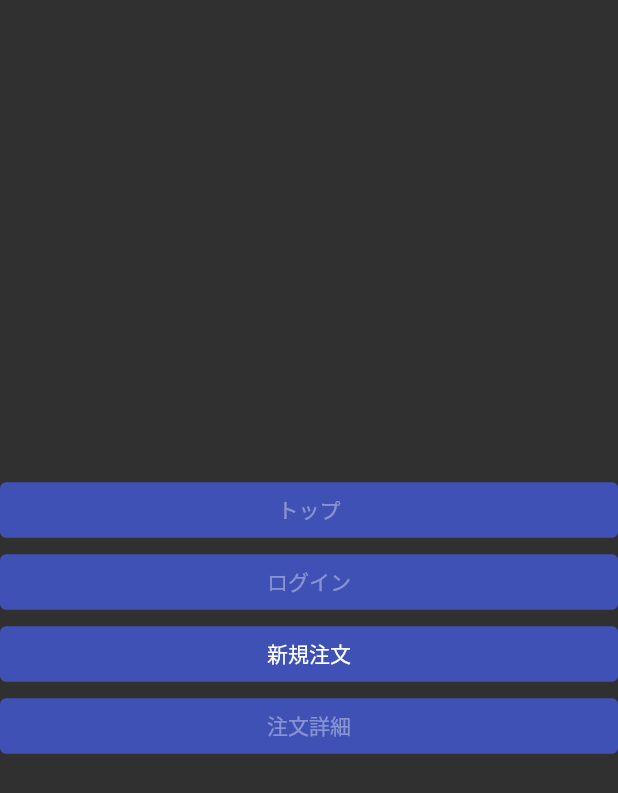
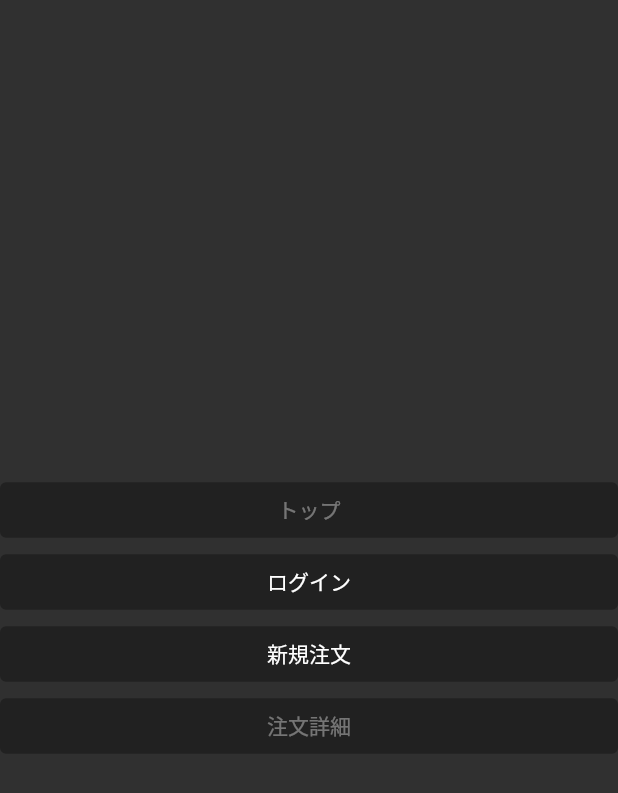
Before and after one commit to tentairikigaku/deliveryservice, a Flutter app: the screen it shows after launch, on a phone screen of 412 x 824 dp. Shown: the top 793 px of the screen. Run offline on Flutter 3.47's test engine with Material 2 defaults, Android fonts, the phone set to English and light mode, and no system bars; our stand-ins replace flutter_hooks, font_awesome_flutter, getwidget.

Commit message:
Feat: ログイン画面作成

```diff
--- a/lib/main.dart
+++ b/lib/main.dart
@@ -1,4 +1,5 @@
 // Flutter imports:
+import 'package:delivery_system/views/logins/login_page.dart';
 import 'package:flutter/material.dart';
 
 // Project imports:
@@ -34,6 +35,27 @@ class MyApp extends StatelessWidget {
             fontSize: 20,
           ),
         ),
+        inputDecorationTheme: InputDecorationTheme(
+          border: OutlineInputBorder(
+            borderRadius: const BorderRadius.all(
+              Radius.circular(5),
+            ),
+            borderSide: BorderSide(
+              color: Colors.transparent,
+              width: 0,
+            ),
+          ),
+          focusedBorder: InputBorder.none,
+          focusColor: null,
+          prefixStyle: TextStyle(
+            color: Colors.red,
+          ),
+          suffixStyle: TextStyle(
+            color: Colors.red,
+          ),
+          fillColor: Colors.grey[700],
+          filled: true,
+        ),
       ),
       home: RoutePage(),
     );
@@ -52,7 +74,7 @@ class _RoutePageState extends State<RoutePage> {
       child: TextButton(
         style: TextButton.styleFrom(
           primary: Colors.white,
-          backgroundColor: Colors.indigo,
+          backgroundColor: Colors.grey[900],
         ),
         onPressed: null,
         child: Text(title),
@@ -68,13 +90,27 @@ class _RoutePageState extends State<RoutePage> {
           mainAxisAlignment: MainAxisAlignment.center,
           children: [
             navButton(title: 'トップ'),
-            navButton(title: 'ログイン'),
             SizedBox(
               width: 500,
               child: TextButton(
                 style: TextButton.styleFrom(
                   primary: Colors.white,
-                  backgroundColor: Colors.indigo,
+                  backgroundColor: Colors.grey[900],
+                ),
+                onPressed: () async {
+                  await Navigator.of(context).push<dynamic>(
+                    LoginPage.route(),
+                  );
+                },
+                child: const Text('ログイン'),
+              ),
+            ),
+            SizedBox(
+              width: 500,
+              child: TextButton(
+                style: TextButton.styleFrom(
+                  primary: Colors.white,
+                  backgroundColor: Colors.grey[900],
                 ),
                 onPressed: () async {
                   await Navigator.of(context).push<dynamic>(
```
Also changed, not shown: lib/views/logins/login_page.dart (added, +72 -0 lines).
